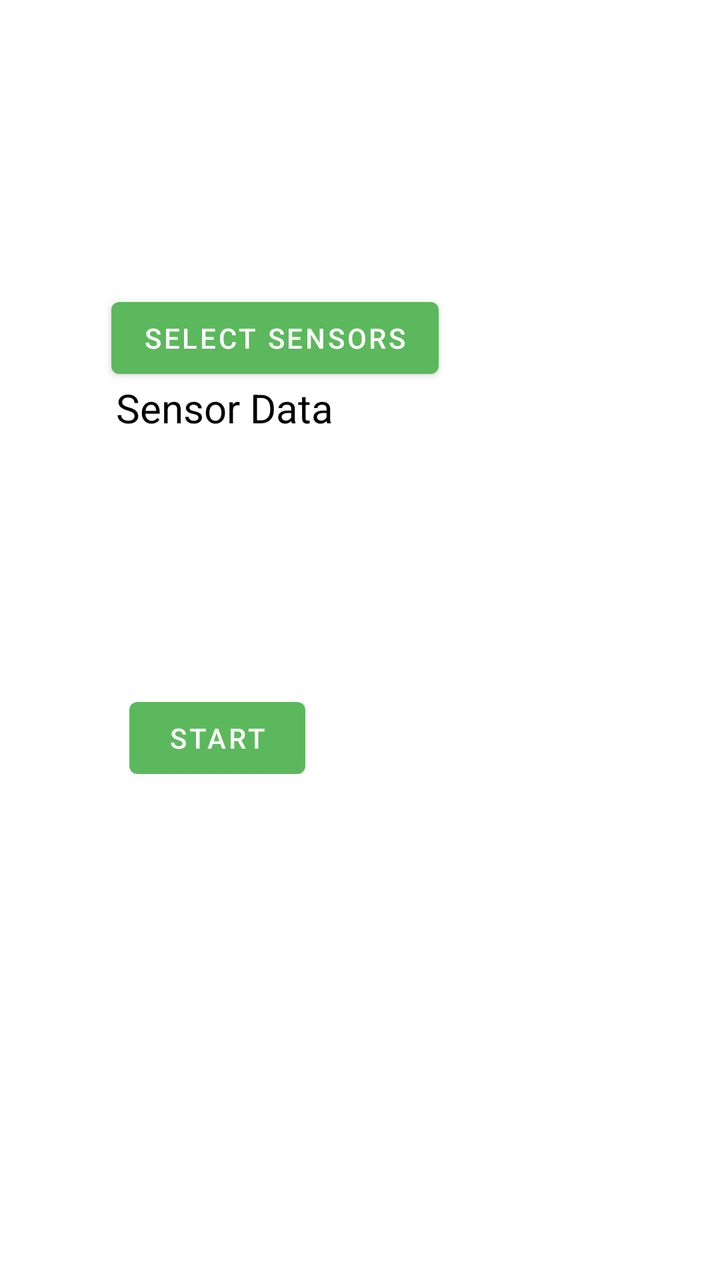
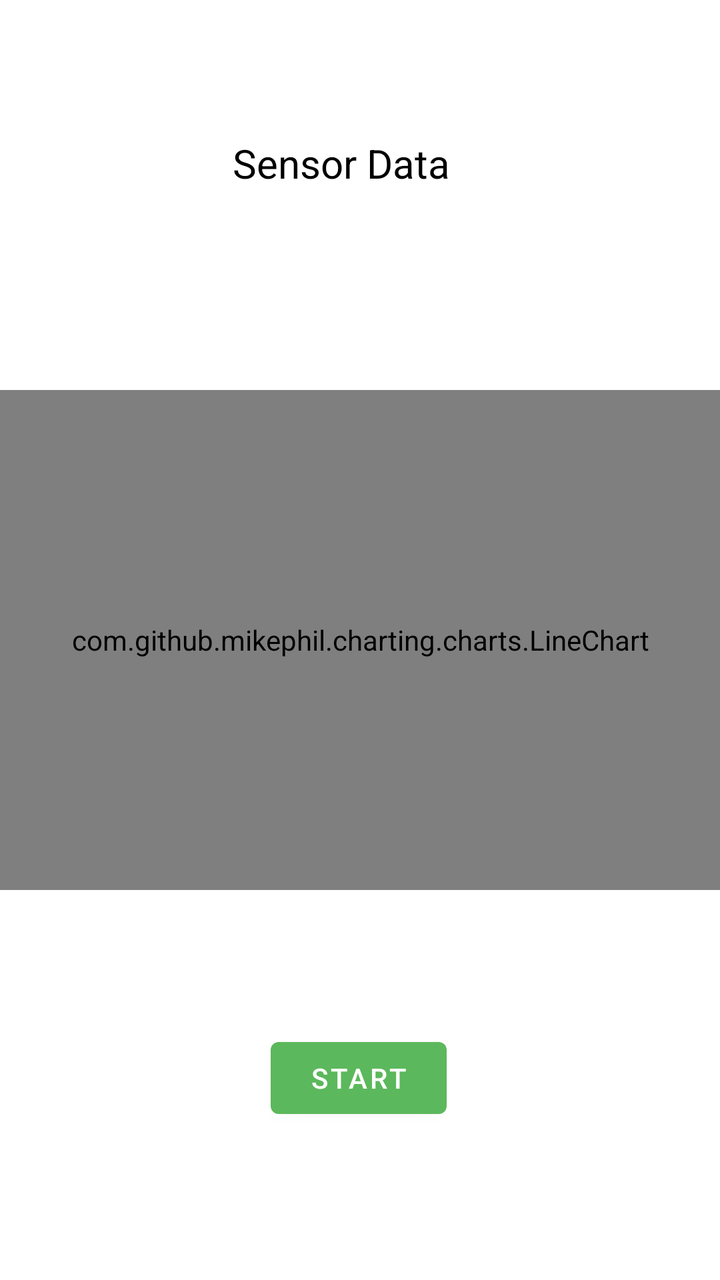

Two renders of the same Android screen: before a commit and after it. Below are the layout's source before the change and the commit's diff.
<!-- AndroidManifest.xml: application theme Theme.RealTimeHar -->
<!-- res/layout/fragment_data_acquisition.xml -->
<?xml version="1.0" encoding="utf-8"?>
<androidx.constraintlayout.widget.ConstraintLayout xmlns:android="http://schemas.android.com/apk/res/android"
    xmlns:app="http://schemas.android.com/apk/res-auto"
    xmlns:tools="http://schemas.android.com/tools"
    android:layout_width="match_parent"
    android:layout_height="match_parent"
    tools:context=".MainActivity">


    <Button
        android:id="@+id/select_sensors_button1"
        android:layout_width="wrap_content"
        android:layout_height="wrap_content"
        android:text="@string/select_sensors_button"
        app:layout_constraintBottom_toBottomOf="parent"
        app:layout_constraintEnd_toEndOf="parent"
        app:layout_constraintHorizontal_bias="0.283"
        app:layout_constraintStart_toStartOf="parent"
        app:layout_constraintTop_toTopOf="parent"
        app:layout_constraintVertical_bias="0.245" />

    <TextView
        android:id="@+id/sensor_data_text_view1"
        android:layout_width="wrap_content"
        android:layout_height="wrap_content"
        android:layout_marginBottom="185dp"
        android:text="Sensor Data"
        android:textSize="20sp"
        app:layout_constraintBottom_toBottomOf="parent"
        app:layout_constraintEnd_toEndOf="parent"
        app:layout_constraintHorizontal_bias="0.231"
        app:layout_constraintStart_toStartOf="parent"
        app:layout_constraintTop_toTopOf="parent"
        app:layout_constraintVertical_bias="0.445" />

    <Button
        android:id="@+id/start_recording_button1"
        android:layout_width="wrap_content"
        android:layout_height="wrap_content"
        android:text="@string/start_button"
        app:layout_constraintBottom_toBottomOf="parent"
        app:layout_constraintEnd_toEndOf="parent"
        app:layout_constraintHorizontal_bias="0.238"
        app:layout_constraintStart_toStartOf="parent"
        app:layout_constraintTop_toTopOf="parent"
        app:layout_constraintVertical_bias="0.583" />

</androidx.constraintlayout.widget.ConstraintLayout>
<!-- resources referenced by this layout -->
<resources>
  <string name="select_sensors_button">Select Sensors</string>
  <string name="start_button">Start</string>
  <style name="Theme.RealTimeHar" parent="Theme.MaterialComponents.DayNight.DarkActionBar">
          
          <item name="colorPrimary">@color/realtimehar_green_500</item>
          <item name="colorPrimaryVariant">@color/realtimehar_green_700</item>
          <item name="colorOnPrimary">@color/realtimehar_white</item>
          
          <item name="colorSecondary">@color/realtimehar_teal_200</item>
          <item name="colorSecondaryVariant">@color/realtimehar_teal_700</item>
          <item name="colorOnSecondary">@color/realtimehar_black</item>
  
          
          <item name="android:windowBackground">@color/realtimehar_white</item>
  
          
          <item name="colorSurface">@color/realtimehar_white</item>
  
          
          <item name="android:textColor">@color/realtimehar_black</item>
          <item name="android:textColorPrimary">@color/realtimehar_black</item>
          <item name="android:textColorSecondary">@color/realtimehar_black</item>
          
          <item name="android:statusBarColor" tools:targetApi="l">?attr/colorPrimaryVariant</item>
          
      </style>
  <color name="realtimehar_green_500">#5CB85C</color>
  <color name="realtimehar_green_700">#388E3C</color>
  <color name="realtimehar_white">#FFFFFF</color>
  <color name="realtimehar_teal_200">#80CBC4</color>
  <color name="realtimehar_teal_700">#00796B</color>
  <color name="realtimehar_black">#000000</color>
</resources>

<!-- the commit's change to res/layout/fragment_data_acquisition.xml (unified diff, before → after) -->
@@ -6,32 +6,28 @@
     android:layout_height="match_parent"
     tools:context=".MainActivity">
 
-
-    <Button
-        android:id="@+id/select_sensors_button1"
-        android:layout_width="wrap_content"
-        android:layout_height="wrap_content"
-        android:text="@string/select_sensors_button"
-        app:layout_constraintBottom_toBottomOf="parent"
-        app:layout_constraintEnd_toEndOf="parent"
-        app:layout_constraintHorizontal_bias="0.283"
-        app:layout_constraintStart_toStartOf="parent"
-        app:layout_constraintTop_toTopOf="parent"
-        app:layout_constraintVertical_bias="0.245" />
-
     <TextView
         android:id="@+id/sensor_data_text_view1"
         android:layout_width="wrap_content"
         android:layout_height="wrap_content"
-        android:layout_marginBottom="185dp"
+        android:layout_marginBottom="100dp"
         android:text="Sensor Data"
         android:textSize="20sp"
+        app:layout_constraintBottom_toTopOf="@+id/chartAcc"
+        app:layout_constraintEnd_toEndOf="parent"
+        app:layout_constraintHorizontal_bias="0.463"
+        app:layout_constraintStart_toStartOf="parent"
+        app:layout_constraintTop_toTopOf="parent"
+        app:layout_constraintVertical_bias="1.0" />
+
+    <com.github.mikephil.charting.charts.LineChart
+        android:id="@+id/chartAcc"
+        android:layout_width="match_parent"
+        android:layout_height="250dp"
         app:layout_constraintBottom_toBottomOf="parent"
         app:layout_constraintEnd_toEndOf="parent"
-        app:layout_constraintHorizontal_bias="0.231"
         app:layout_constraintStart_toStartOf="parent"
-        app:layout_constraintTop_toTopOf="parent"
-        app:layout_constraintVertical_bias="0.445" />
+        app:layout_constraintTop_toTopOf="parent" />
 
     <Button
         android:id="@+id/start_recording_button1"
@@ -40,9 +36,10 @@
         android:text="@string/start_button"
         app:layout_constraintBottom_toBottomOf="parent"
         app:layout_constraintEnd_toEndOf="parent"
-        app:layout_constraintHorizontal_bias="0.238"
+        app:layout_constraintHorizontal_bias="0.498"
         app:layout_constraintStart_toStartOf="parent"
-        app:layout_constraintTop_toTopOf="parent"
-        app:layout_constraintVertical_bias="0.583" />
+        app:layout_constraintTop_toBottomOf="@+id/chartAcc"
+        app:layout_constraintVertical_bias="0.476" />
+
 
 </androidx.constraintlayout.widget.ConstraintLayout>
<!-- resource entries referenced after the edit -->
@@ -1,6 +1,5 @@
 <!-- resources referenced by this layout -->
 <resources>
-  <string name="select_sensors_button">Select Sensors</string>
   <string name="start_button">Start</string>
   <style name="Theme.RealTimeHar" parent="Theme.MaterialComponents.DayNight.DarkActionBar">
           
